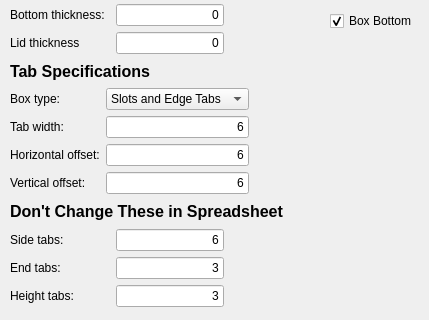
gharley/FreeCAD_Macros, file Macro_LaserCutBox.ui: the form before one commit; both pictures show x 0 to 429 and y 147 to 467 of the 429 by 467 pixel window.
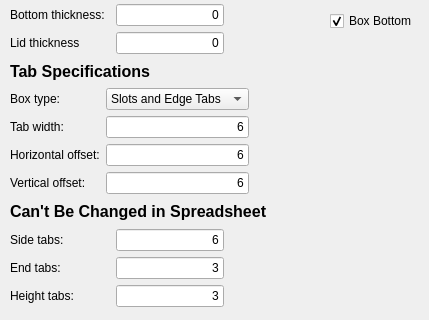
The form after the commit.

Commit message: refactor and fix issue with only one tab

What changed in the file:
```diff
--- a/Macro_LaserCutBox.ui
+++ b/Macro_LaserCutBox.ui
@@ -37,7 +37,7 @@
     <rect>
      <x>10</x>
      <y>10</y>
-     <width>301</width>
+     <width>321</width>
      <height>444</height>
     </rect>
    </property>
@@ -408,6 +408,9 @@
     </item>
     <item>
      <widget class="QLabel" name="label_14">
+      <property name="enabled">
+       <bool>true</bool>
+      </property>
       <property name="font">
        <font>
         <pointsize>12</pointsize>
@@ -416,7 +419,7 @@
        </font>
       </property>
       <property name="text">
-       <string>Don't Change These in Spreadsheet</string>
+       <string>Can't Be Changed in Spreadsheet</string>
       </property>
      </widget>
     </item>
```
Left out of the diff: 3 changed lines with no effect on the pictures. The commit also changes 1 other file.
